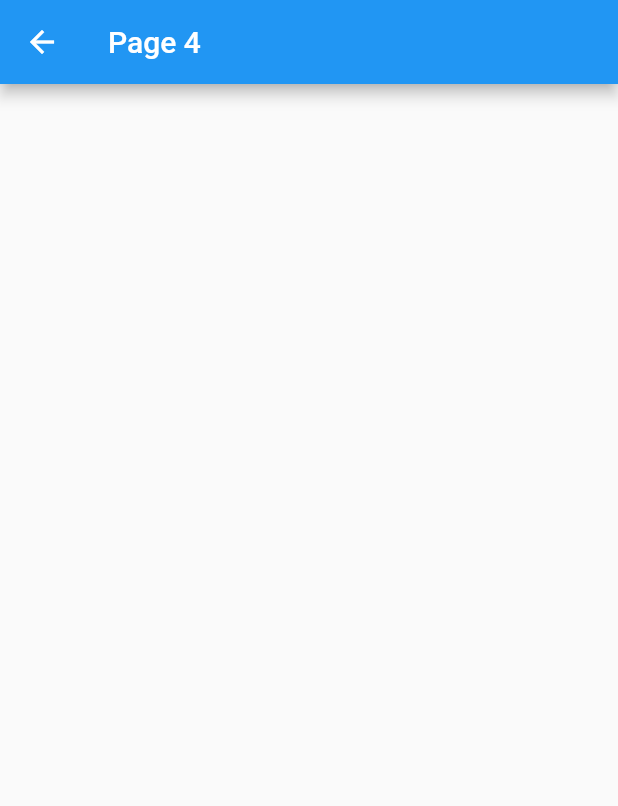
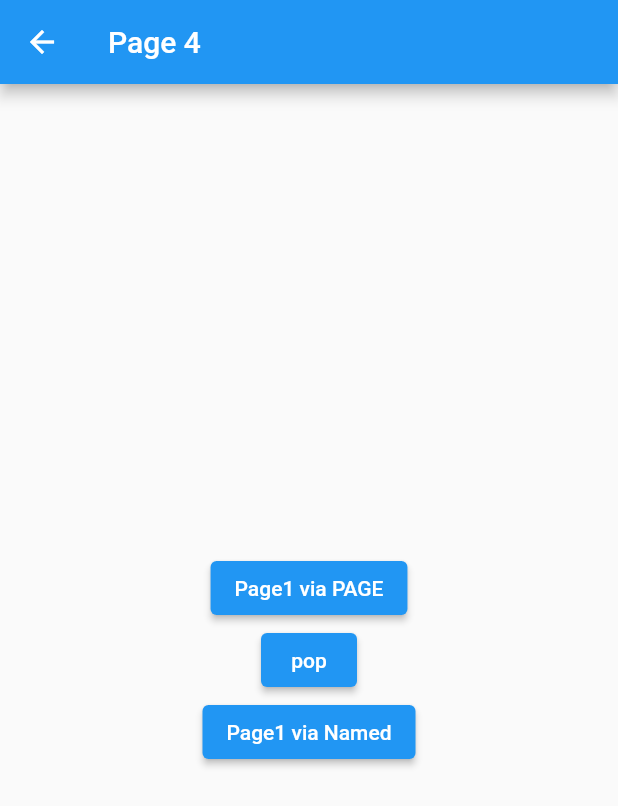
Before and after one commit to ElcioLS/adf_flutter_navegacao, a Flutter app: the Page4 screen opened directly, on a phone screen of 412 x 824 dp. Shown: the top 806 px of the screen. Run offline on Flutter 3.47's test engine with Material 2 defaults, Android fonts, the phone set to English and light mode, and no system bars.

```diff
--- a/lib/navegacao/page4.dart
+++ b/lib/navegacao/page4.dart
@@ -1,3 +1,4 @@
+import 'package:adf_flutter_navegacao/navegacao/page1.dart';
 import 'package:flutter/material.dart';
 
 class Page4 extends StatelessWidget {
@@ -9,7 +10,35 @@ class Page4 extends StatelessWidget {
       appBar: AppBar(
         title: const Text('Page 4'),
       ),
-      body: Container(),
+      body: Center(
+        child: Column(
+          mainAxisAlignment: MainAxisAlignment.center,
+          children: [
+            ElevatedButton(
+              onPressed: () {
+                Navigator.of(context).pushAndRemoveUntil(
+                  MaterialPageRoute(
+                    settings: const RouteSettings(name: 'page1'),
+                    builder: (context) => const Page1(),
+                  ),
+                  ModalRoute.withName('page2'),
+                );
+              },
+              child: const Text('Page1 via PAGE'),
+            ),
+            ElevatedButton(
+              onPressed: () {
+                Navigator.of(context).pop();
+              },
+              child: const Text('pop'),
+            ),
+            ElevatedButton(
+              onPressed: () {},
+              child: const Text('Page1 via Named'),
+            ),
+          ],
+        ),
+      ),
     );
   }
 }
```
Also changed, not shown: lib/navegacao/page3.dart (+9 -2 lines).
